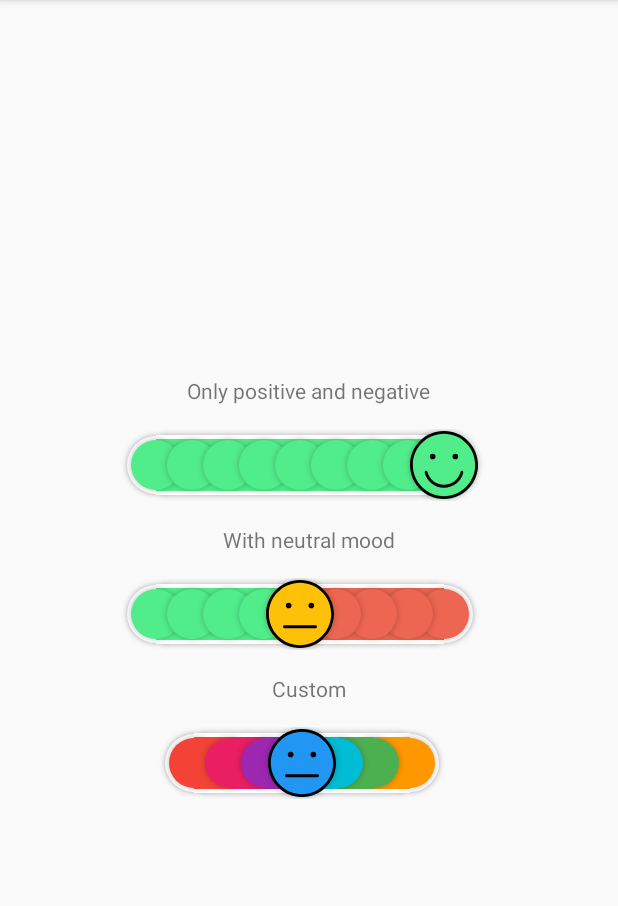
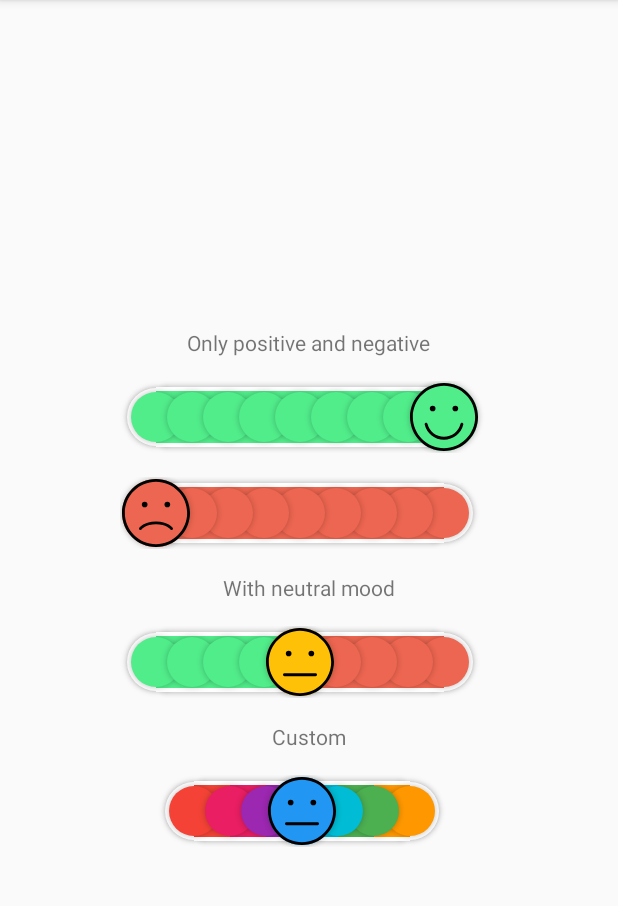
Before and after one commit to naz013/emoji-rate-slider, an Android app: the screen it shows after launch (MainActivity), on a phone screen of 412 x 824 dp, the part 84-990 px from its top. Run offline under Robolectric (Android 15) with nearby library versions, the phone set to English and light mode, and no system bars.

Commit message:
Fix bugs.

```diff
--- a/app/src/main/res/layout/activity_main.xml
+++ b/app/src/main/res/layout/activity_main.xml
@@ -27,6 +27,19 @@
         app:ers_has_weird="false"
         app:ers_max="9"
         app:ers_progress="8" />
+
+    <com.github.naz013.emojislider.EmojiRateSlider
+        android:id="@+id/mood_slider4"
+        android:layout_width="wrap_content"
+        android:layout_height="48dp"
+        android:layout_gravity="center"
+        android:layout_marginTop="16dp"
+        app:ers_color_bg="#fefefe"
+        app:ers_color_happy="#51ED8B"
+        app:ers_color_sad="#ED6651"
+        app:ers_has_weird="false"
+        app:ers_max="9"
+        app:ers_progress="0" />
 
     <TextView
         android:layout_width="wrap_content"
--- a/emojislider/src/main/java/com/github/naz013/emojislider/EmojiRateSlider.java
+++ b/emojislider/src/main/java/com/github/naz013/emojislider/EmojiRateSlider.java
@@ -455,11 +455,10 @@ public class EmojiRateSlider extends View {
 
     private void drawMoods(Canvas canvas) {
         if (moods != null) {
+
             for (int i = 0; i <= mSelectedItem; i++) {
-                Mood mood = moods[i];
                 Rect rect = mRects[i];
                 mColorPaint.setStyle(Paint.Style.FILL);
-                mColorPaint.setColor(mBgColor);
                 if (i > 0) {
                     Rect start = mRects[i - 1];
                     Mood mood1 = moods[i - 1];
@@ -469,12 +468,9 @@ public class EmojiRateSlider extends View {
                     canvas.drawRect(start.centerX(), start.top + m, rect.centerX(),
                             rect.bottom - m, mColorPaint);
                 }
-                mShadowPaint.setColor(mood.color);
-                canvas.drawCircle(rect.centerX(), rect.centerY(), (int) (rect.height() * SECOND_LAYER / 2), mShadowPaint);
             }
 
             for (int i = moods.length - 1; i >= mSelectedItem; i--) {
-                Mood mood = moods[i];
                 Rect rect = mRects[i];
                 mColorPaint.setStyle(Paint.Style.FILL);
                 if (i < moods.length - 1) {
@@ -486,6 +482,18 @@ public class EmojiRateSlider extends View {
                     canvas.drawRect(start.centerX(), start.top + m, rect.centerX(),
                             rect.bottom - m, mColorPaint);
                 }
+            }
+
+            for (int i = 0; i <= mSelectedItem; i++) {
+                Mood mood = moods[i];
+                Rect rect = mRects[i];
+                mShadowPaint.setColor(mood.color);
+                canvas.drawCircle(rect.centerX(), rect.centerY(), (int) (rect.height() * SECOND_LAYER / 2), mShadowPaint);
+            }
+
+            for (int i = moods.length - 1; i >= mSelectedItem; i--) {
+                Mood mood = moods[i];
+                Rect rect = mRects[i];
                 mShadowPaint.setColor(mood.color);
                 canvas.drawCircle(rect.centerX(), rect.centerY(), (int) (rect.height() * SECOND_LAYER / 2), mShadowPaint);
             }
```
